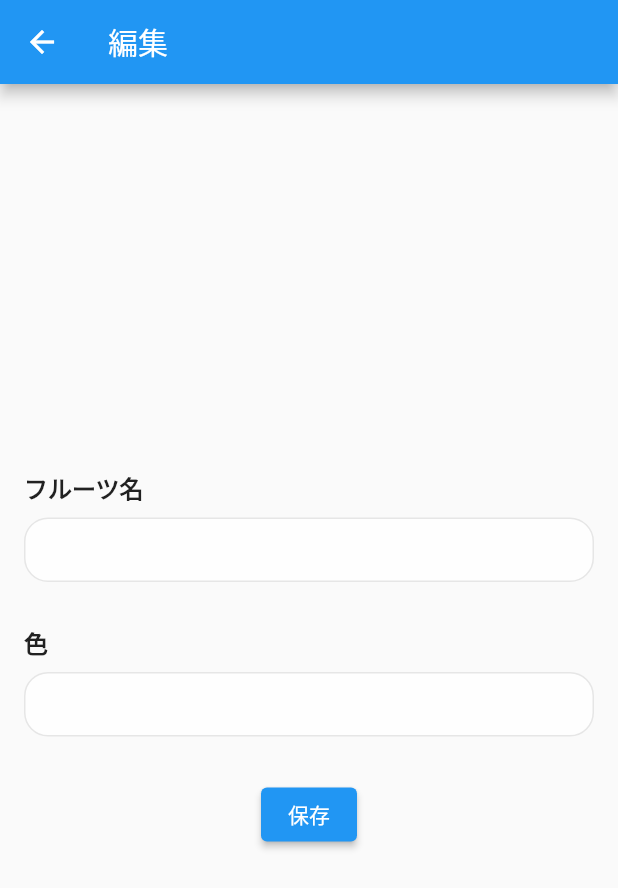
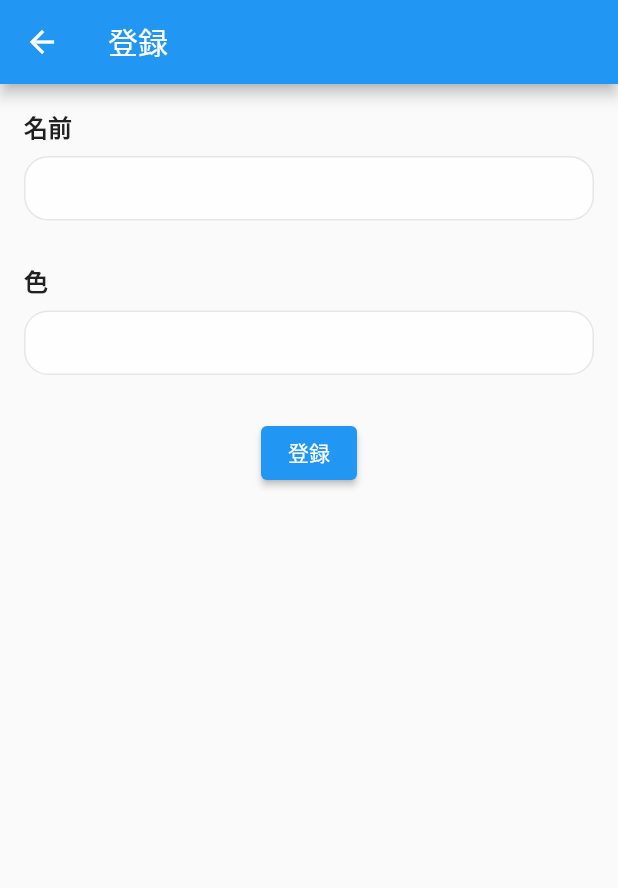
Before and after one commit to moimoi-prog/flutter_graphql_sample, a Flutter app: the FruitEditPage screen opened directly, on a phone screen of 412 x 824 dp. Shown: the top 888 px of the screen. Run offline on Flutter 3.47's test engine with Material 2 defaults, Android fonts, the phone set to English and light mode, and no system bars; our stand-ins replace built_collection, built_value, hive_flutter; missing offline and left inert: ferry, ferry_exec, ferry_hive_store, gql, gql_code_builder, gql_exec and 1 more; accounts and stored records are empty.

Commit message:
edit route, update ui

```diff
--- a/lib/main.dart
+++ b/lib/main.dart
@@ -2,7 +2,7 @@ import 'package:ferry/ferry.dart';
 import 'package:ferry_hive_store/ferry_hive_store.dart';
 import 'package:flutter/material.dart';
 import 'package:flutter_graphql_sample/graphql/graphql_api_client.dart';
-import 'package:flutter_graphql_sample/route/route.dart';
+import 'package:flutter_graphql_sample/widget/pages/initial_page.dart';
 import 'package:hive_flutter/hive_flutter.dart';
 
 late GraphQlAPIClient client;
@@ -26,8 +26,7 @@ class MyApp extends StatelessWidget {
   Widget build(BuildContext context) {
     return MaterialApp(
       title: 'Flutter GraphQL Sample',
-      routes: routes,
-      initialRoute: initialRoute,
+      home: const InitialPage(),
       theme: ThemeData(
         primarySwatch: Colors.blue,
       ),
--- a/lib/route/route.dart
+++ /dev/null
@@ -1,26 +0,0 @@
-import 'package:flutter/material.dart';
-import 'package:flutter_graphql_sample/widget/pages/fluit_detail_page.dart';
-import 'package:flutter_graphql_sample/widget/pages/fruit_edit_page.dart';
-import 'package:flutter_graphql_sample/widget/pages/fruit_list_page.dart';
-import 'package:flutter_graphql_sample/widget/pages/initial_page.dart';
-import 'package:flutter_graphql_sample/widget/pages/sign_in_page.dart';
-import 'package:flutter_graphql_sample/widget/pages/sign_up_page.dart';
-
-const initialRoute = '/';
-const signUpRoute = '/sign_up';
-const signInRoute = '/sign_in';
-
-const fruitDetailRoute = '/fruit/detail';
-const fruitListRoute = '/fruit/list';
-const fruitEditRoute = '/fruit/edit';
-
-
-
-Map<String, WidgetBuilder> routes = <String, WidgetBuilder>{
-  initialRoute: (BuildContext context) => const InitialPage(),
-  signUpRoute: (BuildContext context) => const SignUpPage(),
-  signInRoute: (BuildContext context) => const SignInPage(),
-  fruitDetailRoute: (BuildContext context) => const FruitDetailPage(),
-  fruitListRoute: (BuildContext context) => const FruitListPage(),
-  fruitEditRoute: (BuildContext context) => const FruitEditPage(),
-};
--- a/lib/widget/pages/fruit_edit_page.dart
+++ b/lib/widget/pages/fruit_edit_page.dart
@@ -1,31 +1,57 @@
 import 'package:flutter/material.dart';
+import 'package:flutter_graphql_sample/graphql/__generated__/all_fruits.data.gql.dart';
 import 'package:flutter_graphql_sample/widget/components/form_text_field.dart';
 
-class FruitEditPage extends StatelessWidget {
+class FruitEditPage extends StatefulWidget {
   const FruitEditPage({
     super.key,
+    this.fruit,
   });
+
+  final GAllFruitsData_allFruits? fruit;
+
+  @override
+  State<FruitEditPage> createState() => _FruitEditPageState();
+}
+
+class _FruitEditPageState extends State<FruitEditPage> {
+  late TextEditingController _nameController;
+  late TextEditingController _colorController;
+
+  @override
+  void initState() {
+    super.initState();
+    _nameController = TextEditingController(text: widget.fruit?.name);
+    _colorController = TextEditingController(text: widget.fruit?.color);
+  }
+
+  @override
+  void dispose() {
+    _nameController.dispose();
+    _colorController.dispose();
+    super.dispose();
+  }
 
   @override
   Widget build(BuildContext context) {
     return Scaffold(
       appBar: AppBar(
-        title: const Text("編集"),
+        title: Text(widget.fruit == null ? "登録" : "編集"),
       ),
-      body: Center(
-        child: Padding(
+      body: Padding(
         padding: const EdgeInsets.all(16.0),
         child: Column(
-            mainAxisAlignment: MainAxisAlignment.center,
           children: <Widget>[
-              const FormTextField(
-                labelText: "フルーツ名",
+            FormTextField(
+              labelText: "名前",
+              controller: _nameController,
             ),
-              const FormTextField(
+            FormTextField(
               labelText: "色",
+              controller: _colorController,
             ),
             ElevatedButton(
-                child: const Text('保存'),
+              child: Text(widget.fruit == null ? "登録" : "保存"),
               onPressed: () {
                 Navigator.of(context).pop();
               },
@@ -33,7 +59,6 @@ class FruitEditPage extends StatelessWidget {
           ],
         ),
       ),
-      ),
     );
   }
 }
```
Also changed, not shown: lib/widget/components/fruit_row.dart (+15 -8 lines), lib/widget/pages/fluit_detail_page.dart (+48 -22 lines), lib/widget/pages/fruit_list_page.dart (+42 -8 lines), lib/widget/pages/initial_page.dart (+8 -2 lines), lib/widget/pages/sign_in_page.dart (+16 -3 lines), lib/widget/pages/sign_up_page.dart (+16 -3 lines). Lines whose indentation alone changed are shown as unchanged.
